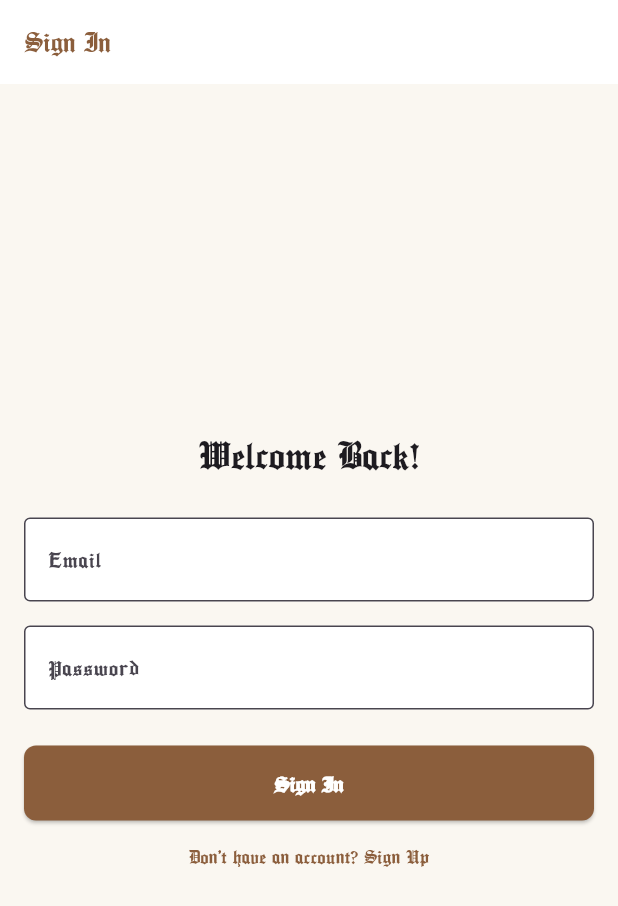
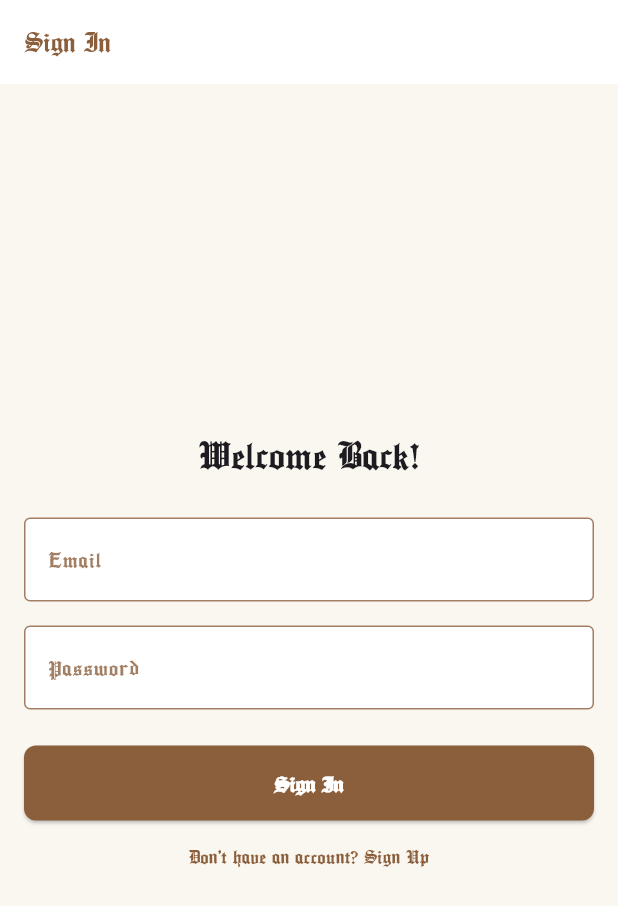
Before and after one commit to Duplic8e/bookMatch, a Flutter app: the screen it shows after launch, on a phone screen of 412 x 824 dp. Shown: the top 906 px of the screen. Run offline on Flutter 3.47's test engine with Material 3 defaults, Android fonts, the phone set to English and light mode, and no system bars; our stand-ins replace cloud_firestore, equatable, firebase_auth, firebase_core, flutter_riverpod, go_router and 5 more; missing offline and left inert: syncfusion_flutter_pdfviewer; accounts and stored records are empty; generated files the repository leaves out were written again.

Commit message:
updated more postcard issues

```diff
--- a/lib/core/theme/app_theme.dart
+++ b/lib/core/theme/app_theme.dart
@@ -3,9 +3,11 @@
 
 class AppTheme {
   // Library-inspired palette
-  static const Color _bgColor     = Color(0xFFFAF7F1);
-  static const Color _woodColor   = Color(0xFF8B5E3C);
-  static const Color _accentColor = Color(0xFFD9B382);
+  static const Color _bgColor       = Color(0xFFFAF7F1);
+  static const Color _woodColor     = Color(0xFF8B5E3C);
+  static const Color _accentColor   = Color(0xFFD9B382);
+  // A very light container tint derived from woodColor:
+  static final Color _woodContainer = _woodColor.withOpacity(0.10);
 
   // Your display font
   static const String _fontFamily = 'Ancient Medium';
@@ -14,7 +16,6 @@
   static ThemeData get lightTheme {
     final base = ThemeData.light();
     return ThemeData(
-      // Set default font family
       fontFamily: _fontFamily,
       brightness: Brightness.light,
       scaffoldBackgroundColor: _bgColor,
@@ -22,16 +23,19 @@
 
       colorScheme: base.colorScheme.copyWith(
         primary: _woodColor,
+        onPrimary: Colors.white,
+        primaryContainer: _woodContainer,           // ← added
+        onPrimaryContainer: _woodColor,             // ← added
         secondary: _accentColor,
         background: _bgColor,
         surface: Colors.white,
+        surfaceVariant: _woodContainer,             // ← added
+        onSurfaceVariant: _woodColor.withOpacity(0.8),
         error: Colors.redAccent,
       ),
 
-      // Icons default to wood color
       iconTheme: const IconThemeData(color: _woodColor),
 
-      // AppBar styling
       appBarTheme: const AppBarTheme(
         backgroundColor: Colors.white,
         elevation: 0,
@@ -44,7 +48,6 @@
         ),
       ),
 
-      // Text styling
       textTheme: const TextTheme(
         titleLarge: TextStyle(
           fontFamily: _fontFamily,
@@ -70,7 +73,6 @@
         ),
       ),
 
-      // Input fields
       inputDecorationTheme: InputDecorationTheme(
         filled: true,
         fillColor: Colors.white,
@@ -84,14 +86,12 @@
         ),
       ),
 
-      // Elevated buttons
       elevatedButtonTheme: ElevatedButtonThemeData(
         style: ElevatedButton.styleFrom(
           backgroundColor: _woodColor,
           foregroundColor: Colors.white,
           padding: const EdgeInsets.symmetric(vertical: 14, horizontal: 24),
-          shape:
-              RoundedRectangleBorder(borderRadius: BorderRadius.circular(8)),
+          shape: RoundedRectangleBorder(borderRadius: BorderRadius.circular(8)),
           textStyle: const TextStyle(
             fontFamily: _fontFamily,
             fontSize: 16,
@@ -100,30 +100,17 @@
         ),
       ),
 
-      // Bottom navigation bar
       bottomNavigationBarTheme: const BottomNavigationBarThemeData(
         backgroundColor: Colors.white,
         selectedItemColor: _woodColor,
         unselectedItemColor: _accentColor,
         showUnselectedLabels: true,
       ),
-
-      // ← New: FAB uses woodColor/white
-      floatingActionButtonTheme: const FloatingActionButtonThemeData(
-        backgroundColor: _woodColor,
-        foregroundColor: Colors.white,
-      ),
-
-      // ← New: Progress indicators tinted to woodColor
-      progressIndicatorTheme: const ProgressIndicatorThemeData(
-        color: _woodColor,
-      ),
     );
   }
 
-  /// Dark theme fallback
-  static ThemeData get darkTheme {
-    return ThemeData(
+  /// Dark theme fallback (unchanged)
+  static ThemeData get darkTheme => ThemeData(
     fontFamily: _fontFamily,
     brightness: Brightness.dark,
     primaryColor: Colors.teal,
@@ -186,8 +173,7 @@
       style: ElevatedButton.styleFrom(
         backgroundColor: Colors.teal,
         foregroundColor: Colors.white,
-          shape:
-              RoundedRectangleBorder(borderRadius: BorderRadius.circular(8)),
+        shape: RoundedRectangleBorder(borderRadius: BorderRadius.circular(8)),
         textStyle: const TextStyle(
           fontFamily: _fontFamily,
           fontSize: 16,
@@ -201,16 +187,13 @@
       unselectedItemColor: Colors.white54,
     ),
   );
+
+  /// Merriweather TextTheme helper
+  static TextTheme get merriweatherTextTheme =>
+      GoogleFonts.merriweatherTextTheme(lightTheme.textTheme);
 }
 
-  /// Merriweather TextTheme you can pull from anywhere
-  static TextTheme get merriweatherTextTheme {
-    return GoogleFonts.merriweatherTextTheme(lightTheme.textTheme);
-  }
-}
-
-/// Extension on BuildContext for convenience:
-///   context.merriweather.titleMedium
+/// Convenience extension
 extension MerriweatherStyles on BuildContext {
   TextTheme get merriweather => AppTheme.merriweatherTextTheme;
 }
```
Also changed, not shown: lib/features/community/widgets/post_card.dart (+7 -5 lines). Lines whose indentation alone changed are shown as unchanged.
